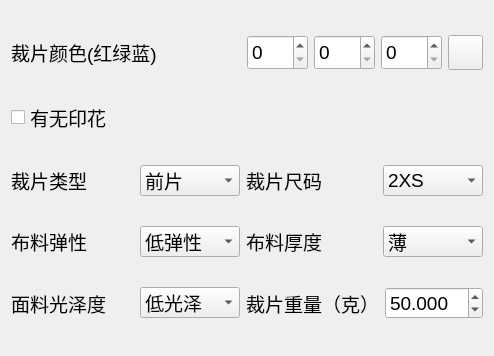
The window that ui/input_extra_param_widget.ui (Mrjiong-ff/syt_hmi) describes before a commit, drawn with Qt 5.
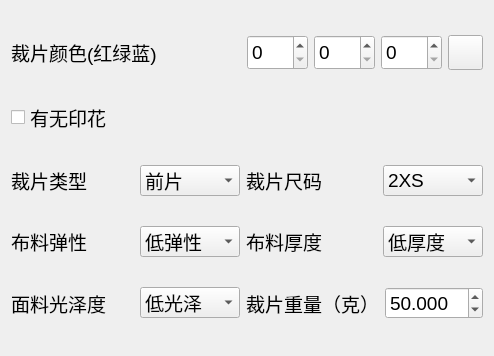
The same window after the commit.

```diff
--- a/ui/input_extra_param_widget.ui
+++ b/ui/input_extra_param_widget.ui
@@ -44,7 +44,7 @@
        </property>
        <item>
         <property name="text">
-         <string>薄</string>
+         <string>低厚度</string>
         </property>
        </item>
        <item>
```
Left out of the diff: 4 changed lines with no effect on the pictures.
